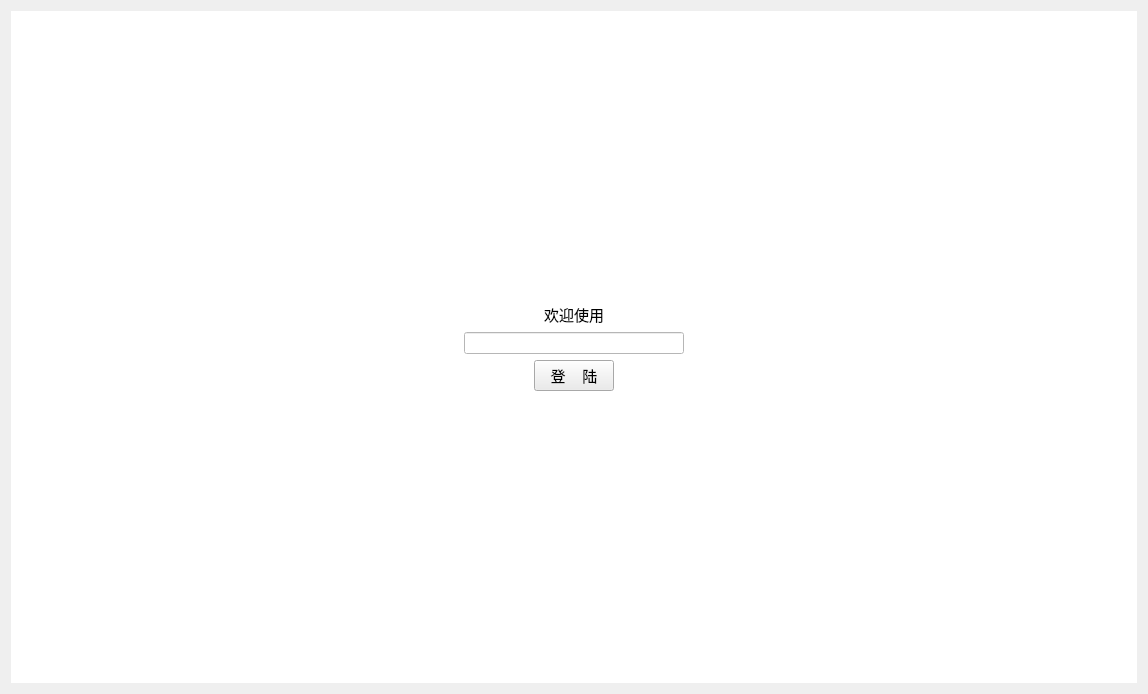
Before: the Qt Designer form src/qt_headers/widget.ui in Wjc1999/Data_structure_touring_simulator, drawn with Qt 5.
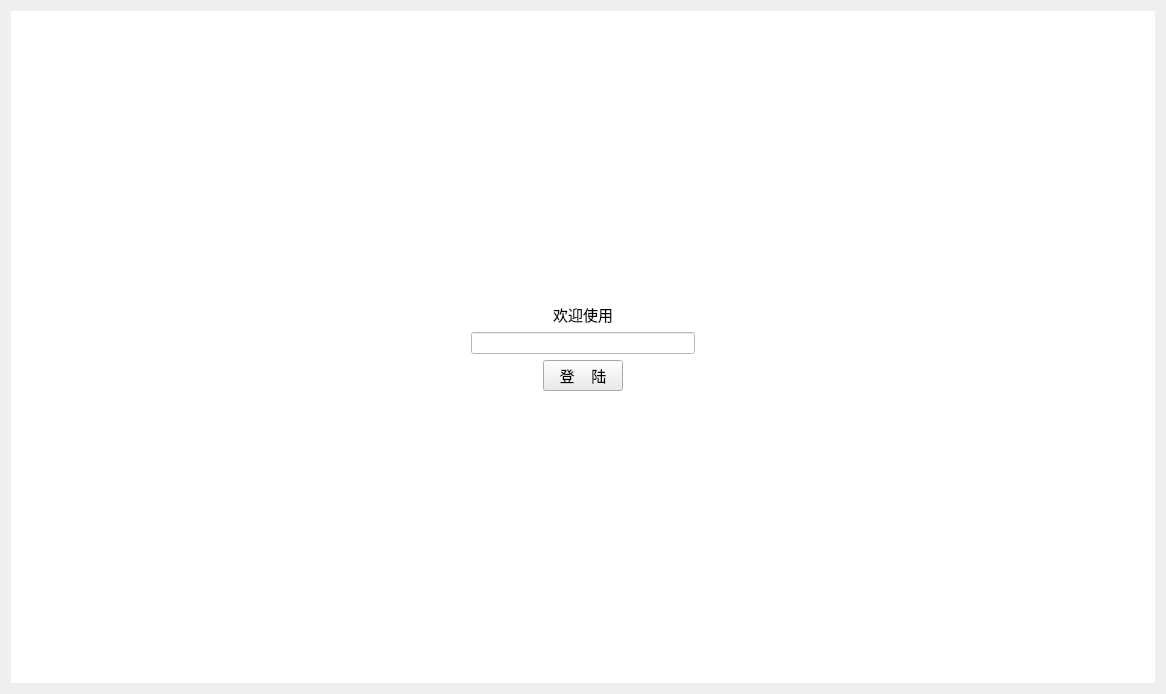
After: the same form once the commit is applied. Icons and pictures are not drawn. Custom widgets are drawn as their Qt base class.

Patch:
```diff
--- a/src/qt_headers/widget.ui
+++ b/src/qt_headers/widget.ui
@@ -9,7 +9,7 @@
    <rect>
     <x>0</x>
     <y>0</y>
-    <width>1148</width>
+    <width>1166</width>
     <height>694</height>
    </rect>
   </property>
@@ -218,7 +218,7 @@
           </font>
          </property>
          <property name="styleSheet">
-          <string notr="true">background-color: rgb(235, 235, 235)</string>
+          <string notr="true">background-color: rgb(235, 235, 235)qconicalgradient(cx:0.5, cy:0.5, angle:0, stop:0 rgba(255, 255, 255, 255), stop:0.373979 rgba(255, 255, 255, 255), stop:0.373991 rgba(33, 30, 255, 255), stop:0.624018 rgba(33, 30, 255, 255), stop:0.624043 rgba(255, 0, 0, 255), stop:1 rgba(255, 0, 0, 255))</string>
          </property>
          <property name="text">
           <string>登    陆</string>
```
Left out of the diff: 6 changed lines with no effect on the pictures.
